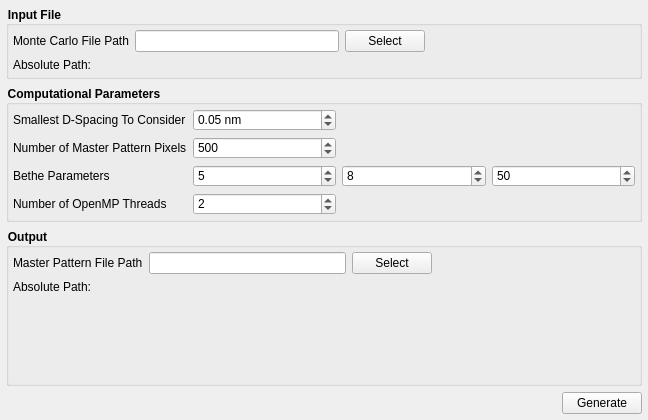
Old version of the form Source/EMsoftWorkbench/Source/Modules/MasterPatternSimulationModule/UI_Files/MasterPatternSimulation_UI.ui in the repository EMsoft-org/EMsoft.
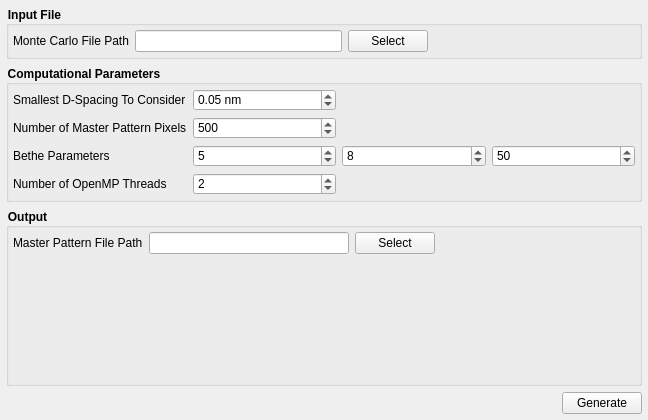
New version of the form.

Commit message: Removing EMsoft config file dialog and related functionality because we no longer need to rely on a config file and can pass in absolute paths instead.

```diff
--- a/Source/EMsoftWorkbench/Source/Modules/MasterPatternSimulationModule/UI_Files/MasterPatternSimulation_UI.ui
+++ b/Source/EMsoftWorkbench/Source/Modules/MasterPatternSimulationModule/UI_Files/MasterPatternSimulation_UI.ui
@@ -60,41 +60,6 @@
         </property>
        </widget>
       </item>
-      <item row="2" column="0" colspan="4">
-       <layout class="QHBoxLayout" name="horizontalLayout_2" stretch="0,1">
-        <property name="bottomMargin">
-         <number>0</number>
-        </property>
-        <item>
-         <widget class="QLabel" name="label_2">
-          <property name="text">
-           <string>Absolute Path:</string>
-          </property>
-         </widget>
-        </item>
-        <item>
-         <widget class="QLabel" name="mcAbsolutePathLabel">
-          <property name="font">
-           <font>
-            <weight>75</weight>
-            <italic>true</italic>
-            <bold>true</bold>
-           </font>
-          </property>
-          <property name="text">
-           <string/>
-          </property>
-         </widget>
-        </item>
-       </layout>
-      </item>
-      <item row="1" column="2">
-       <widget class="QPushButton" name="mcSelectBtn">
-        <property name="text">
-         <string>Select</string>
-        </property>
-       </widget>
-      </item>
       <item row="1" column="3">
        <spacer name="horizontalSpacer">
         <property name="orientation">
@@ -108,6 +73,13 @@
         </property>
        </spacer>
       </item>
+      <item row="1" column="2">
+       <widget class="QPushButton" name="mcSelectBtn">
+        <property name="text">
+         <string>Select</string>
+        </property>
+       </widget>
+      </item>
      </layout>
     </widget>
    </item>
@@ -313,7 +285,14 @@
       <property name="bottomMargin">
        <number>4</number>
       </property>
-      <item row="2" column="1">
+      <item row="0" column="0">
+       <widget class="QLabel" name="outputFileNameLabel">
+        <property name="text">
+         <string>Master Pattern File Path</string>
+        </property>
+       </widget>
+      </item>
+      <item row="1" column="1">
        <spacer name="verticalSpacer_3">
         <property name="orientation">
          <enum>Qt::Vertical</enum>
@@ -336,13 +315,6 @@
         </property>
        </widget>
       </item>
-      <item row="0" column="0">
-       <widget class="QLabel" name="outputFileNameLabel">
-        <property name="text">
-         <string>Master Pattern File Path</string>
-        </property>
-       </widget>
-      </item>
       <item row="0" column="3">
        <spacer name="horizontalSpacer_3">
         <property name="orientation">
@@ -356,34 +328,6 @@
         </property>
        </spacer>
       </item>
-      <item row="1" column="0" colspan="4">
-       <layout class="QHBoxLayout" name="horizontalLayout_3" stretch="0,1">
-        <property name="bottomMargin">
-         <number>0</number>
-        </property>
-        <item>
-         <widget class="QLabel" name="label_3">
-          <property name="text">
-           <string>Absolute Path:</string>
-          </property>
-         </widget>
-        </item>
-        <item>
-         <widget class="QLabel" name="mpAbsolutePathLabel">
-          <property name="font">
-           <font>
-            <weight>75</weight>
-            <italic>true</italic>
-            <bold>true</bold>
-           </font>
-          </property>
-          <property name="text">
-           <string/>
-          </property>
-         </widget>
-        </item>
-       </layout>
-      </item>
      </layout>
     </widget>
    </item>
```
The commit also changes 21 other files.
